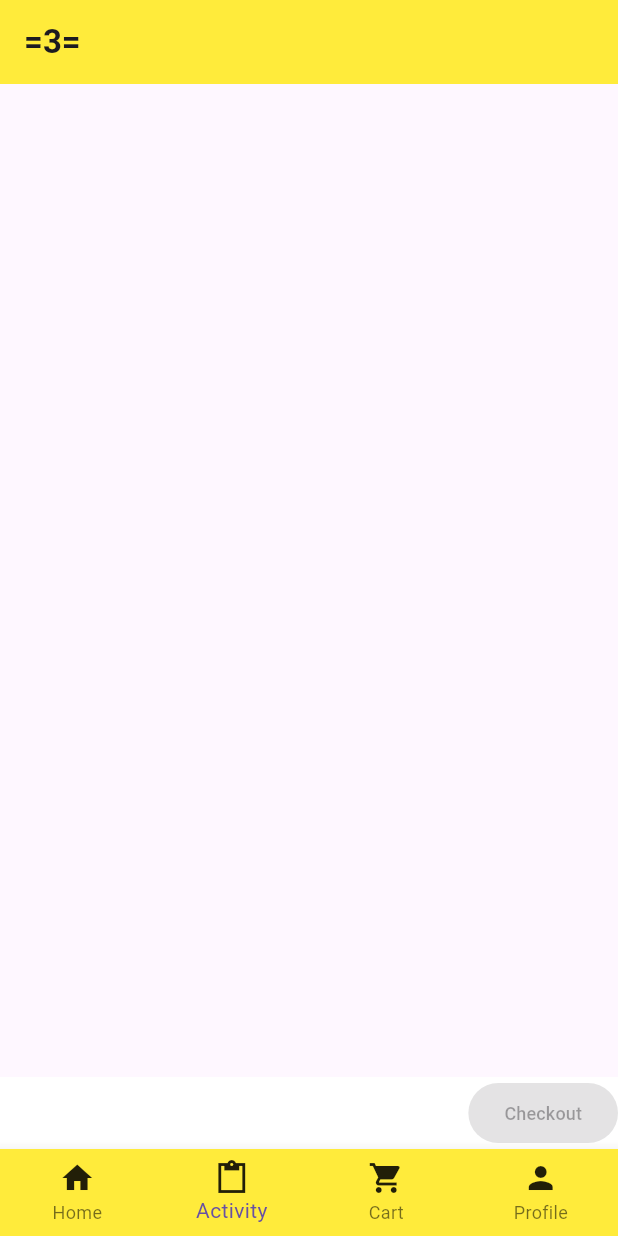
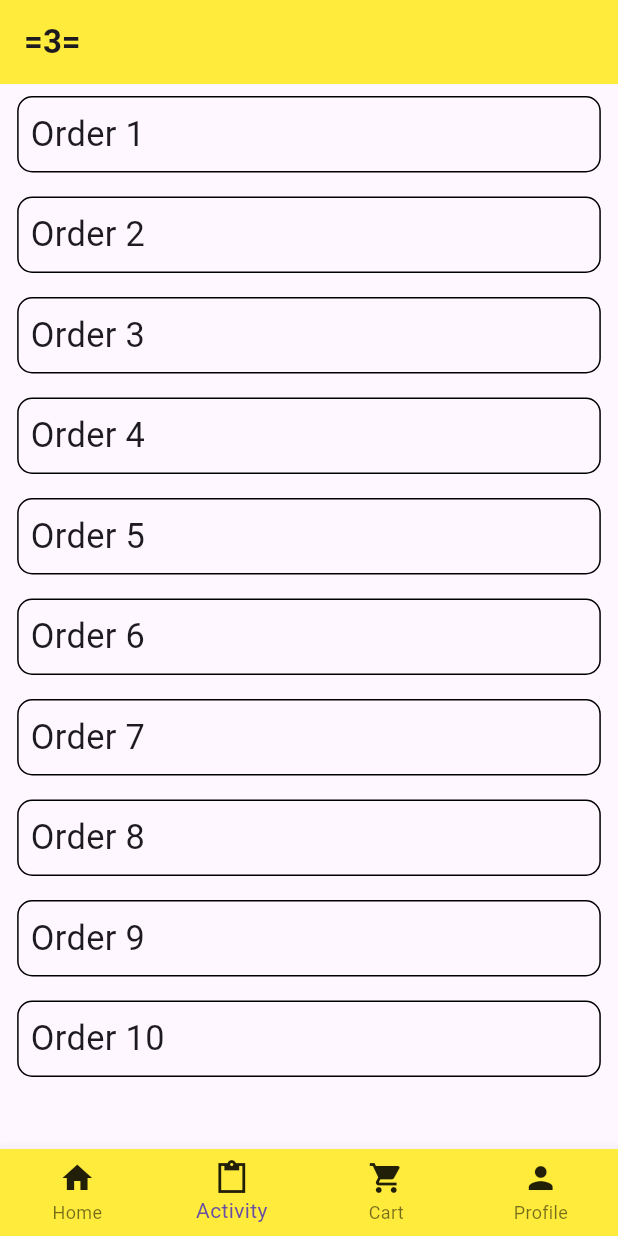
Before and after one commit to ming-0602/Flutter_Firebase_Coffee_App, a Flutter app: the screen it shows after launch, item 2 of the bottom bar chosen, on a phone screen of 412 x 824 dp. Run offline on Flutter 3.47's test engine with Material 3 defaults, Android fonts, the phone set to English and light mode, and no system bars; our stand-ins replace badges, cloud_firestore, firebase_core, flutter_screenutil, fluttertoast; accounts and stored records are empty.

Commit message:
working on activity page

```diff
--- /dev/null
+++ b/lib/page/activitypage.dart
@@ -0,0 +1,91 @@
+import 'package:flutter/material.dart';
+import 'package:flutter_screenutil/flutter_screenutil.dart';
+import 'package:coffee/widget/bottomnavbar.dart';
+
+class activitypage extends StatefulWidget {
+  const activitypage({super.key});
+
+  @override
+  State<activitypage> createState() => _activitypageState();
+}
+
+class _activitypageState extends State<activitypage> {
+  int? _expandedOrder;
+
+  @override
+  Widget build(BuildContext context) {
+    return SafeArea(
+      child: ScreenUtilInit(
+        designSize: const Size(360, 640),
+        minTextAdapt: true,
+        splitScreenMode: false,
+        child: MaterialApp(
+          home: Scaffold(
+            appBar: AppBar(
+              title: const Text('=3=', style: TextStyle(fontWeight: FontWeight.bold)),
+              backgroundColor: Colors.yellow,
+            ),
+            body: ListView(
+              children: [
+                for (int i = 0; i < 10; i++)
+                  Column(
+                    children: [
+                      GestureDetector(
+                        onTap: () {
+                          setState(() {
+                            if (_expandedOrder == i) {
+                              _expandedOrder = null; // Collapse if already expanded
+                            } else {
+                              _expandedOrder = i; // Expand
+                            }
+                          });
+                        },
+                        child: Padding(
+                          padding: const EdgeInsets.all(8.0),
+                          child: Container(
+                            decoration: BoxDecoration(
+                              border: Border.all(color: Colors.black, width: 1),
+                              borderRadius: BorderRadius.circular(10),
+                            ),
+                            width: 340.w,
+                            child: Column(
+                              crossAxisAlignment: CrossAxisAlignment.start,
+                              children: [
+                                Padding(
+                                  padding: const EdgeInsets.all(8.0),
+                                  child: Text('Order ${i + 1}', style: TextStyle(fontSize: 20.sp)),
+                                ),
+                                if (_expandedOrder == i) ...[
+                                  Padding(
+                                    padding: const EdgeInsets.all(8.0),
+                                    child: Text('Item 1', style: TextStyle(fontSize: 16.sp),),
+                                  ),
+                                  Padding(
+                                    padding: const EdgeInsets.all(8.0),
+                                    child: Text('Item 2' ,style: TextStyle(fontSize: 16.sp),),
+                                  ),
+                                  Padding(
+                                    padding: const EdgeInsets.all(8.0),
+                                    child: Text('Item 3' ,style: TextStyle(fontSize: 16.sp),),
+                                  ),
+                                  Padding(
+                                    padding: const EdgeInsets.all(8.0),
+                                    child: Text('Item 4' ,style: TextStyle(fontSize: 16.sp),),
+                                  ),
+                                ],
+                              ],
+                            ),
+                          ),
+                        ),
+                      ),
+                    ],
+                  ),
+              ],
+            ),
+            bottomNavigationBar: CusBotAppBar(),
+          ),
+        ),
+      ),
+    );
+  }
+}
--- a/lib/widget/bottomnavbar.dart
+++ b/lib/widget/bottomnavbar.dart
@@ -4,6 +4,7 @@ import 'package:coffee/main.dart';
 import 'package:coffee/service/database.dart';
 import 'package:coffee/page/mainpage.dart';
 import 'package:coffee/page/cartpage.dart';
+import 'package:coffee/page/activitypage.dart';
 
 class CusBotAppBar extends StatefulWidget {
   const CusBotAppBar({super.key});
@@ -15,7 +16,7 @@ class CusBotAppBar extends StatefulWidget {
 class _CusBotAppBarState extends State<CusBotAppBar> {
   final Map<int, Widget> pages = {
     0: Mainpage(),
-    1: CartPage(),
+    1: activitypage(),
     2: CartPage(),
     3: Mainpage(),
     // Add more pages as needed
--- a/lib/widget/checkoutbutton.dart
+++ b/lib/widget/checkoutbutton.dart
@@ -8,6 +8,22 @@ class checkoutbutton extends StatefulWidget {
 }
 
 class _checkoutbuttonState extends State<checkoutbutton> {
+
+  void _showalertconfirmationdiaglo(){
+    showDialog(context: context, builder: (BuildContext context){
+      return AlertDialog(
+        title: Text('Checkout'),
+        content: Text("You have chcekout out"),
+        actions: <Widget>[
+          TextButton(onPressed: (){
+            Navigator.of(context).pop();
+          }, child: Text('OK!'))
+        ]
+      );
+    });
+  }
+
+
   @override
   Widget build(BuildContext context) {
     return Opacity(
@@ -18,8 +34,11 @@ class _checkoutbuttonState extends State<checkoutbutton> {
         child: Align(
           alignment: Alignment.bottomRight,
           child: ElevatedButton(
-              onPressed: null,
-              child: Text('Checkout' , style: TextStyle(fontSize: 12),)
+              onPressed: _showalertconfirmationdiaglo,
+            style: ButtonStyle(
+              backgroundColor: MaterialStateProperty.all(Colors.yellow)
+            ),
+            child: Text('Checkout' , style: TextStyle(fontSize: 12, color: Colors.black),),
           ),
         ),
       ),
```
